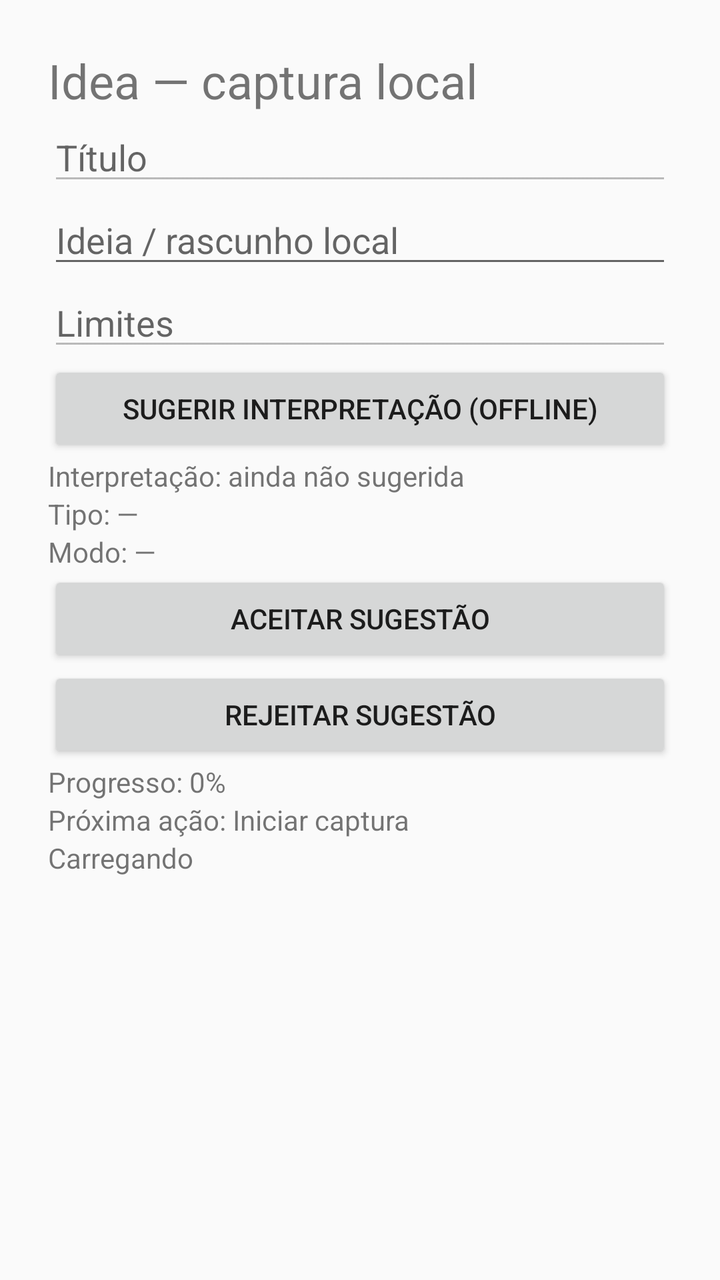
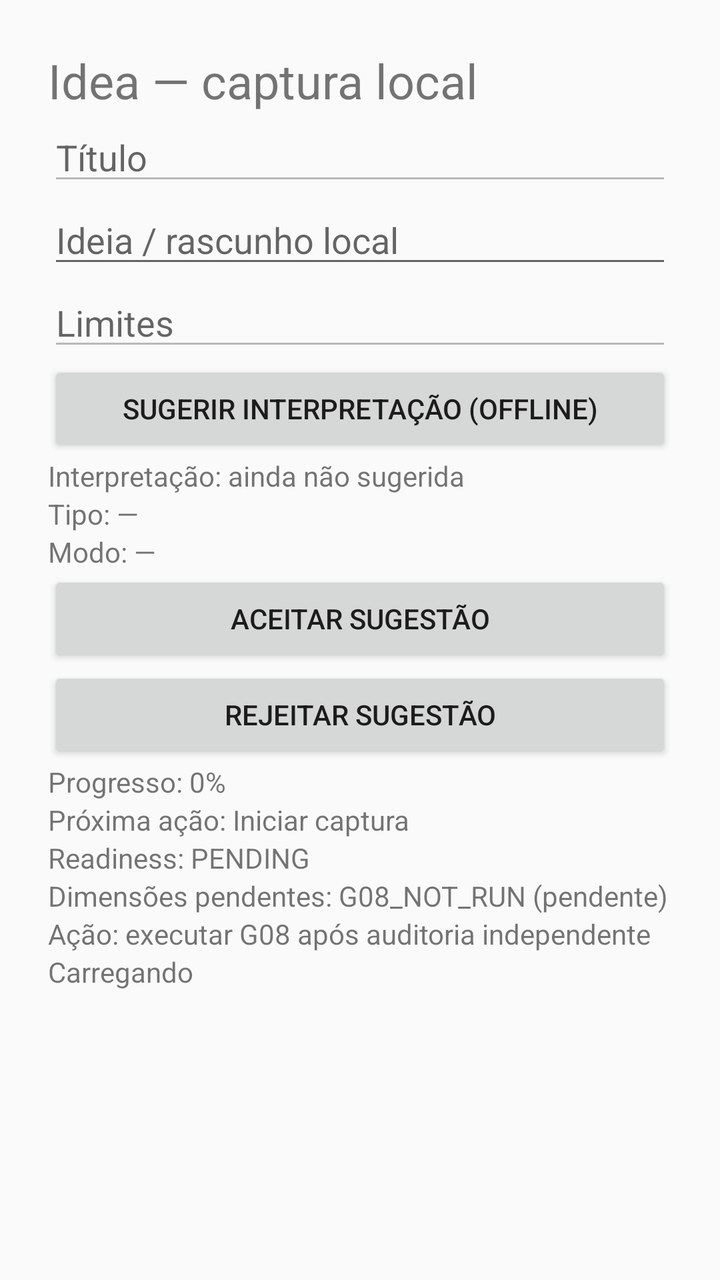

Compare the two renders of this Android layout. The source of the first and the diff that turns it into the second are given below.
<!-- AndroidManifest.xml: application theme AppTheme -->
<!-- res/layout/activity_main.xml -->
<?xml version="1.0" encoding="utf-8"?>
<LinearLayout xmlns:android="http://schemas.android.com/apk/res/android"
    android:orientation="vertical" android:padding="24dp"
    android:layout_width="match_parent" android:layout_height="match_parent">
    <TextView android:layout_width="match_parent" android:layout_height="wrap_content"
        android:text="Idea — captura local" android:textSize="24sp" />
    <EditText android:id="@+id/title_editor" android:layout_width="match_parent"
        android:layout_height="wrap_content" android:hint="Título" android:enabled="false" />
    <EditText android:id="@+id/draft_editor" android:layout_width="match_parent"
        android:layout_height="wrap_content" android:hint="Ideia / rascunho local"
        android:inputType="textMultiLine" />
    <EditText android:id="@+id/limits_editor" android:layout_width="match_parent"
        android:layout_height="wrap_content" android:hint="Limites" android:enabled="false" />
    <Button android:id="@+id/suggest_button" android:layout_width="match_parent"
        android:layout_height="wrap_content" android:text="Sugerir interpretação (offline)" />
    <TextView android:id="@+id/interpretation_view" android:layout_width="match_parent"
        android:layout_height="wrap_content" android:text="Interpretação: ainda não sugerida" />
    <TextView android:id="@+id/type_view" android:layout_width="match_parent"
        android:layout_height="wrap_content" android:text="Tipo: —" />
    <TextView android:id="@+id/depth_view" android:layout_width="match_parent"
        android:layout_height="wrap_content" android:text="Modo: —" />
    <Button android:id="@+id/accept_button" android:layout_width="match_parent"
        android:layout_height="wrap_content" android:text="Aceitar sugestão" />
    <Button android:id="@+id/reject_button" android:layout_width="match_parent"
        android:layout_height="wrap_content" android:text="Rejeitar sugestão" />
    <TextView android:id="@+id/progress_view" android:layout_width="match_parent"
        android:layout_height="wrap_content" android:text="Progresso: 0%" />
    <TextView android:id="@+id/next_action_view" android:layout_width="match_parent"
        android:layout_height="wrap_content" android:text="Próxima ação: Iniciar captura" />
    <TextView android:id="@+id/save_status" android:layout_width="match_parent"
        android:layout_height="wrap_content" android:text="Carregando" />
</LinearLayout>
<!-- resources referenced by this layout -->
<resources>
  <style name="AppTheme" parent="android:style/Theme.Material.Light.NoActionBar" />
</resources>

<!-- the commit's change to res/layout/activity_main.xml (unified diff, before → after) -->
@@ -27,6 +27,12 @@
         android:layout_height="wrap_content" android:text="Progresso: 0%" />
     <TextView android:id="@+id/next_action_view" android:layout_width="match_parent"
         android:layout_height="wrap_content" android:text="Próxima ação: Iniciar captura" />
+    <TextView android:id="@+id/readiness_status" android:layout_width="match_parent"
+        android:layout_height="wrap_content" android:text="Readiness: PENDING" />
+    <TextView android:id="@+id/readiness_pending" android:layout_width="match_parent"
+        android:layout_height="wrap_content" android:text="Dimensões pendentes: G08_NOT_RUN (pendente)" />
+    <TextView android:id="@+id/readiness_action" android:layout_width="match_parent"
+        android:layout_height="wrap_content" android:text="Ação: executar G08 após auditoria independente" />
     <TextView android:id="@+id/save_status" android:layout_width="match_parent"
         android:layout_height="wrap_content" android:text="Carregando" />
 </LinearLayout>
